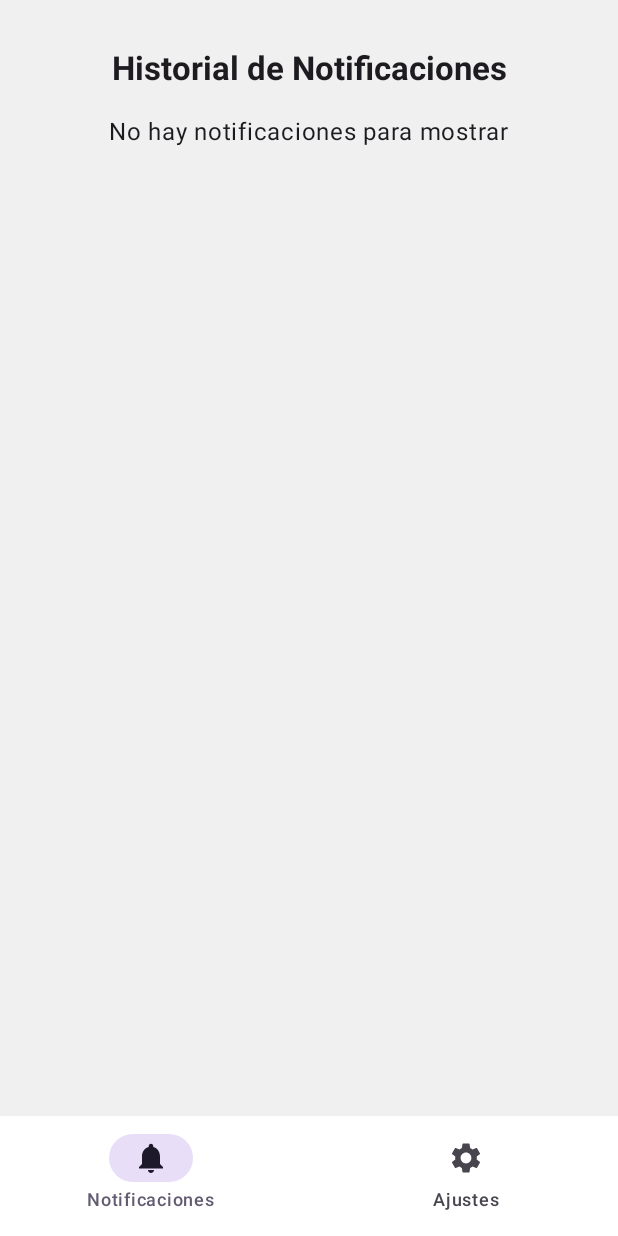
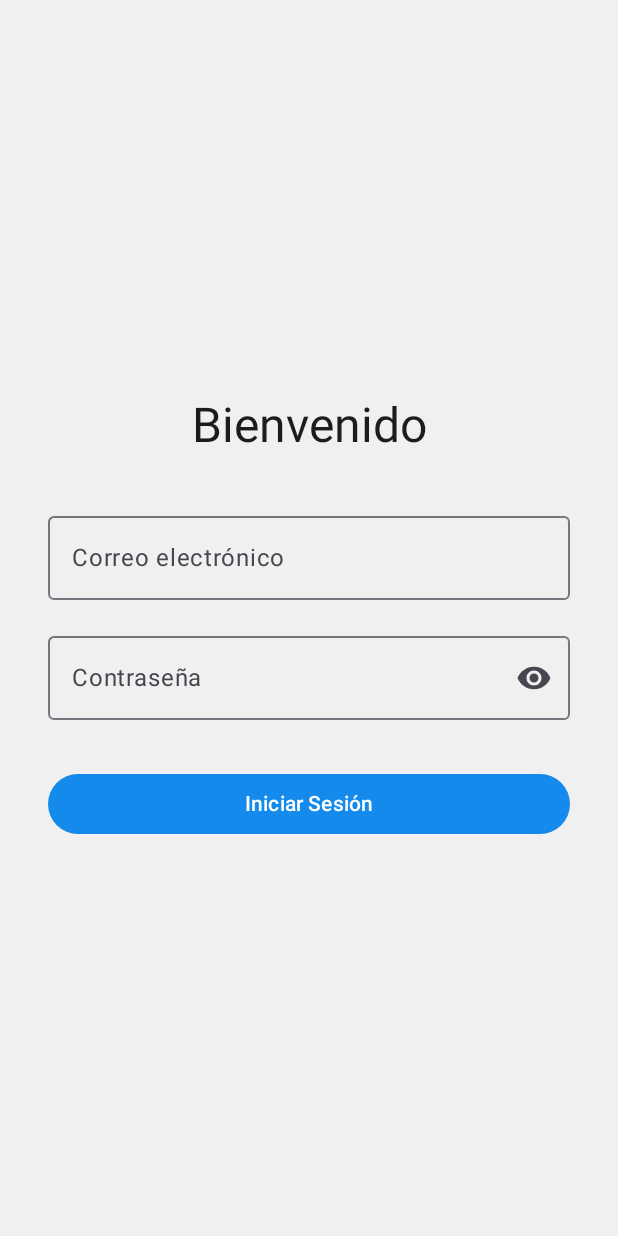
Before and after one commit to Dedliiih/timbre-app, an Android app built with Jetpack Compose: the screen it shows after launch (MainActivity), on a phone screen of 412 x 824 dp. Run offline under Robolectric (Android 15) with nearby library versions, the phone set to English and light mode, and no system bars; our stand-ins replace Firebase (no records; nobody signed in at launch, a user with empty details on screens opened directly).

Commit message:
feat: login logout con firebase auth

```diff
--- a/app/build.gradle.kts
+++ b/app/build.gradle.kts
@@ -51,8 +51,10 @@ dependencies {
     implementation(libs.androidx.compose.ui.tooling.preview)
     implementation(libs.androidx.compose.material3)
     implementation(libs.firebase.database)
+    implementation(platform("com.google.firebase:firebase-bom:34.5.0"))
     implementation("com.android.volley:volley:1.2.1")
     implementation(libs.androidx.navigation.compose)
+    implementation("com.google.firebase:firebase-auth")
     implementation("androidx.compose.material:material-icons-extended:1.7.8")
     testImplementation(libs.junit)
     androidTestImplementation(libs.androidx.junit)
--- a/app/src/main/java/com/example/timbreapp/MainActivity.kt
+++ b/app/src/main/java/com/example/timbreapp/MainActivity.kt
@@ -8,12 +8,21 @@ import androidx.compose.foundation.layout.padding
 import androidx.compose.material3.MaterialTheme
 import androidx.compose.material3.Scaffold
 import androidx.compose.runtime.Composable
+import androidx.compose.runtime.LaunchedEffect
+import androidx.compose.runtime.collectAsState
+import androidx.compose.runtime.getValue
 import androidx.compose.ui.Modifier
+import androidx.lifecycle.viewmodel.compose.viewModel
+import androidx.navigation.NavGraph.Companion.findStartDestination
+import androidx.navigation.compose.NavHost
+import androidx.navigation.compose.composable
 import androidx.navigation.compose.rememberNavController
 import com.example.timbreapp.ui.theme.TimbreAppTheme
 import com.example.timbreapp.ui.components.BottomNavBar
 import com.example.timbreapp.ui.navigation.AppNavigation
-
+import com.example.timbreapp.ui.navigation.MainNavigation
+import com.example.timbreapp.ui.viewmodel.AuthViewModel
+import com.example.timbreapp.ui.navigation.Screen
 
 class MainActivity : ComponentActivity() {
     override fun onCreate(savedInstanceState: Bundle?) {
@@ -29,6 +38,26 @@ class MainActivity : ComponentActivity() {
 
 @Composable
 fun MainScreen() {
+    val authViewModel: AuthViewModel = viewModel()
+    val currentUser by authViewModel.currentUser.collectAsState()
+    val navController = rememberNavController()
+
+    LaunchedEffect(currentUser) {
+        print(currentUser)
+        if (currentUser == null) {
+            navController.navigate(Screen.Login.route) {
+                popUpTo(navController.graph.findStartDestination().id) {
+                    inclusive = true
+                }
+            }
+        }
+    }
+
+    MainNavigation(navController = navController, authViewModel = authViewModel)
+}
+
+@Composable
+fun MainAppScreen(authViewModel: AuthViewModel) {
     val navController = rememberNavController()
 
     Scaffold(
@@ -38,7 +67,8 @@ fun MainScreen() {
     ) { innerPadding ->
         AppNavigation(
             navController = navController,
-            modifier = Modifier.padding(innerPadding)
+            modifier = Modifier.padding(innerPadding),
+            authViewModel = authViewModel
             )
     }
 }
--- a/app/src/main/java/com/example/timbreapp/ui/navigation/AppNavigation.kt
+++ b/app/src/main/java/com/example/timbreapp/ui/navigation/AppNavigation.kt
@@ -8,18 +8,20 @@ import androidx.navigation.compose.composable
 import com.example.timbreapp.ui.screens.AlertModesScreen
 import com.example.timbreapp.ui.screens.AlertScheduleScreen
 import com.example.timbreapp.ui.screens.BuzzerSoundScreen
+import com.example.timbreapp.ui.screens.LoginScreen
 import com.example.timbreapp.ui.screens.NotificationsScreen
 import com.example.timbreapp.ui.screens.SettingsScreen
+import com.example.timbreapp.ui.viewmodel.AuthViewModel
 
 @Composable
-fun AppNavigation(navController: NavHostController, modifier: Modifier) {
+fun AppNavigation(navController: NavHostController, modifier: Modifier, authViewModel: AuthViewModel) {
     NavHost(navController = navController, startDestination = Screen.Notifications.route) {
         composable(Screen.Notifications.route) {
             NotificationsScreen()
         }
 
         composable(Screen.Settings.route) {
-            SettingsScreen(navController = navController)
+            SettingsScreen(navController = navController, authViewModel = authViewModel)
         }
 
         composable(Screen.BuzzerSound.route) {
--- /dev/null
+++ b/app/src/main/java/com/example/timbreapp/ui/navigation/MainNavigation.kt
@@ -0,0 +1,42 @@
+package com.example.timbreapp.ui.navigation
+
+import androidx.compose.runtime.Composable
+import androidx.compose.runtime.collectAsState
+import androidx.compose.runtime.getValue
+import androidx.compose.runtime.key
+import androidx.compose.ui.Modifier
+import androidx.lifecycle.viewmodel.compose.viewModel
+import androidx.navigation.NavHostController
+import androidx.navigation.compose.NavHost
+import androidx.navigation.compose.composable
+import com.example.timbreapp.MainAppScreen
+import com.example.timbreapp.ui.screens.LoginScreen
+import com.example.timbreapp.ui.viewmodel.AuthViewModel
+
+@Composable
+fun MainNavigation(
+    navController: NavHostController,
+    authViewModel: AuthViewModel
+) {
+    val currentUser by authViewModel.currentUser.collectAsState()
+    key (currentUser) {
+        val startDestination = if (currentUser != null) "main_app" else Screen.Login.route
+
+        NavHost(navController = navController, startDestination = startDestination) {
+            composable(Screen.Login.route) {
+                LoginScreen(
+                    authViewModel = authViewModel,
+                    onLoginSuccess = {
+                        navController.navigate("main_app") {
+                            popUpTo(Screen.Login.route) { inclusive = true }
+                        }
+                    }
+                )
+            }
+
+            composable("main_app") {
+                MainAppScreen(authViewModel = authViewModel)
+            }
+        }
+    }
+}
--- a/app/src/main/java/com/example/timbreapp/ui/navigation/Screen.kt
+++ b/app/src/main/java/com/example/timbreapp/ui/navigation/Screen.kt
@@ -2,15 +2,18 @@ package com.example.timbreapp.ui.navigation
 
 import androidx.compose.material.icons.Icons
 import androidx.compose.material.icons.filled.Campaign
+import androidx.compose.material.icons.filled.Login
 import androidx.compose.material.icons.filled.Notifications
+import androidx.compose.material.icons.filled.Schedule
 import androidx.compose.material.icons.filled.Settings
 import androidx.compose.material.icons.filled.ToggleOn
 import androidx.compose.ui.graphics.vector.ImageVector
 
 sealed class Screen(val route: String, val title: String, val icon: ImageVector) {
+    object Login: Screen("login_screen", "Inicio de Sesión", Icons.Default.Login)
     object Notifications: Screen("notifications", "Notificaciones", Icons.Default.Notifications)
     object Settings: Screen("settings", "Ajustes", Icons.Default.Settings)
     object BuzzerSound: Screen("buzzer_sound_screen", "Sonido del timbre", Icons.Default.Campaign)
-    object AlertSchedule: Screen("alert_schedule_screen", "Horario de alerta", Icons.Default.Campaign)
+    object AlertSchedule: Screen("alert_schedule_screen", "Horario de alerta", Icons.Default.Schedule)
     object AlertModes: Screen("alert_modes_screen", "Modos de alerta", Icons.Default.ToggleOn)
 }
--- /dev/null
+++ b/app/src/main/java/com/example/timbreapp/ui/screens/LoginScreen.kt
@@ -0,0 +1,130 @@
+package com.example.timbreapp.ui.screens
+
+import android.widget.Toast
+import androidx.compose.foundation.layout.Arrangement
+import androidx.compose.foundation.layout.Column
+import androidx.compose.foundation.layout.Spacer
+import androidx.compose.foundation.layout.fillMaxSize
+import androidx.compose.foundation.layout.fillMaxWidth
+import androidx.compose.foundation.layout.height
+import androidx.compose.foundation.layout.padding
+import androidx.compose.foundation.layout.size
+import androidx.compose.foundation.text.KeyboardOptions
+import androidx.compose.material.icons.Icons
+import androidx.compose.material.icons.filled.Visibility
+import androidx.compose.material.icons.filled.VisibilityOff
+import androidx.compose.material3.Button
+import androidx.compose.material3.CircularProgressIndicator
+import androidx.compose.material3.Icon
+import androidx.compose.material3.IconButton
+import androidx.compose.material3.MaterialTheme
+import androidx.compose.material3.OutlinedTextField
+import androidx.compose.material3.Scaffold
+import androidx.compose.material3.Text
+import androidx.compose.runtime.Composable
+import androidx.compose.runtime.collectAsState
+import androidx.compose.runtime.getValue
+import androidx.compose.runtime.mutableStateOf
+import androidx.compose.runtime.remember
+import androidx.compose.runtime.setValue
+import androidx.compose.ui.Alignment
+import androidx.compose.ui.Modifier
+import androidx.compose.ui.platform.LocalContext
+import androidx.compose.ui.text.input.KeyboardType
+import androidx.compose.ui.text.input.PasswordVisualTransformation
+import androidx.compose.ui.text.input.VisualTransformation
+import androidx.compose.ui.unit.dp
+import androidx.lifecycle.viewmodel.compose.viewModel
+import androidx.navigation.NavController
+import com.example.timbreapp.ui.navigation.Screen
+import com.example.timbreapp.ui.viewmodel.AuthViewModel
+
+@Composable
+fun LoginScreen(
+    onLoginSuccess: () -> Unit,
+    authViewModel : AuthViewModel = viewModel()
+) {
+    var email by remember { mutableStateOf("") }
+    var password by remember { mutableStateOf("") }
+    var isPasswordVisible by remember { mutableStateOf(false) }
+
+    val isLoading by authViewModel.isLoading.collectAsState()
+    val context = LocalContext.current
+
+
+    Scaffold { paddingValues ->
+        Column(
+            modifier = Modifier
+                .fillMaxSize()
+                .padding(paddingValues)
+                .padding(32.dp),
+            verticalArrangement = Arrangement.Center,
+            horizontalAlignment = Alignment.CenterHorizontally
+        ) {
+            Text(
+                text = "Bienvenido",
+                style = MaterialTheme.typography.headlineLarge,
+                modifier = Modifier.padding(bottom = 32.dp)
+            )
+
+            OutlinedTextField(
+                value = email,
+                onValueChange = { email = it },
+                label = { Text("Correo electrónico") },
+                modifier = Modifier.fillMaxWidth(),
+                singleLine = true,
+                keyboardOptions = KeyboardOptions(keyboardType = KeyboardType.Email)
+            )
+
+            Spacer(modifier = Modifier.height(16.dp))
+
+            OutlinedTextField(
+                value = password,
+                onValueChange = { password = it },
+                label = { Text("Contraseña") },
+                modifier = Modifier.fillMaxWidth(),
+                singleLine = true,
+                visualTransformation = if (isPasswordVisible) VisualTransformation.None else PasswordVisualTransformation(),
+                keyboardOptions = KeyboardOptions(keyboardType = KeyboardType.Email),
+                trailingIcon = {
+                    val image = if (isPasswordVisible) Icons.Default.VisibilityOff else Icons.Default.Visibility
+                    val description = if (isPasswordVisible) "Ocultar contraseña" else "Mostrar contraseña"
+
+                    IconButton(onClick = { isPasswordVisible = !isPasswordVisible }) {
+                        Icon(imageVector = image, description)
+                    }
+                }
+            )
+
+            Spacer(modifier = Modifier.height(32.dp))
+
+            Button(
+                onClick = {
+                    authViewModel.signIn(
+                        email = email.trim(),
+                        password = password.trim(),
+                        onSuccess = {
+                            onLoginSuccess()
+                        },
+                        onError = {
+                            errorMsg ->
+                            Toast.makeText(context, errorMsg, Toast.LENGTH_SHORT).show()
+                        }
+                    )
+                },
+                modifier = Modifier.fillMaxWidth(),
+                enabled = !isLoading
+            ) {
+                if (isLoading) {
+                    CircularProgressIndicator(
+                        modifier = Modifier.size(24.dp),
+                        color = MaterialTheme.colorScheme.onPrimary
+                    )
+                } else {
+                    Text("Iniciar Sesión")
+                }
+            }
+
+        }
+    }
+}
--- /dev/null
+++ b/app/src/main/java/com/example/timbreapp/ui/viewmodel/AuthViewModel.kt
@@ -0,0 +1,41 @@
+package com.example.timbreapp.ui.viewmodel
+
+import androidx.lifecycle.ViewModel
+import androidx.lifecycle.viewModelScope
+import com.google.firebase.Firebase
+import com.google.firebase.auth.FirebaseAuth
+import com.google.firebase.auth.auth
+import kotlinx.coroutines.flow.MutableStateFlow
+import kotlinx.coroutines.flow.asStateFlow
+import kotlinx.coroutines.launch
+import kotlinx.coroutines.tasks.await
+
+class AuthViewModel : ViewModel() {
+   private val auth: FirebaseAuth = Firebase.auth
+
+   private val _isLoading = MutableStateFlow(false)
+   val isLoading = _isLoading.asStateFlow()
+
+   private val _currentUser = MutableStateFlow(auth.currentUser)
+   val currentUser = _currentUser.asStateFlow()
+
+    fun signIn(email: String, password: String, onSuccess: () -> Unit, onError: (String) -> Unit) {
+        viewModelScope.launch {
+            _isLoading.value = true
+            try {
+                auth.signInWithEmailAndPassword(email, password).await()
+                _currentUser.value = auth.currentUser
+                onSuccess()
+            } catch (e: Exception) {
+                onError("Las credenciales son inválidas" ?: "Error desconocido")
+            } finally {
+                _isLoading.value = false
+            }
+        }
+    }
+
+    fun signOut() {
+        auth.signOut()
+        _currentUser.value = null
+    }
+}
```
Also changed, not shown: app/src/main/java/com/example/timbreapp/ui/screens/SettingsScreen.kt (+16 -1 lines).
